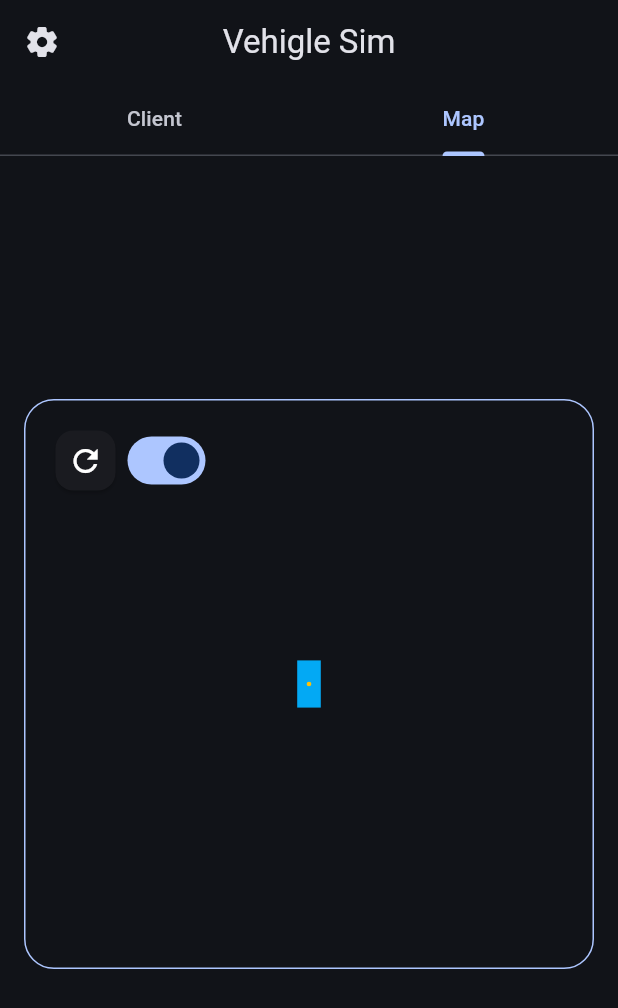
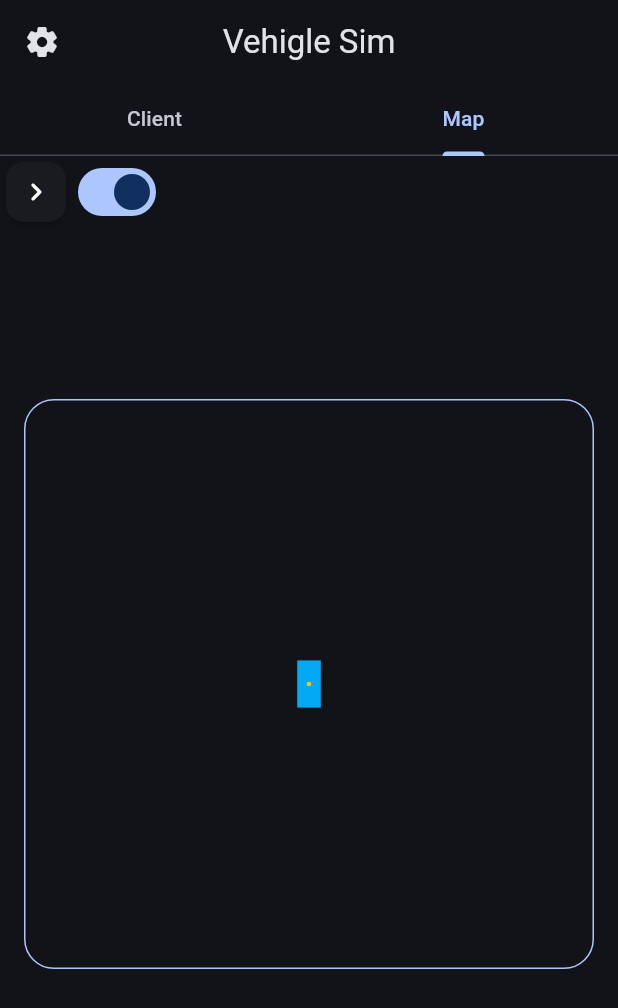
Before and after one commit to KhaledBasiony/vehigle_app, a Flutter app: the screen it shows after launch, tab 2 chosen, on a phone screen of 412 x 824 dp. Shown: the top 1008 px of the screen. Run offline on Flutter 3.47's test engine with Material 3 defaults, Android fonts, the phone set to English and light mode, and no system bars; our stand-ins replace flutter_riverpod, hive; missing offline and left inert: network_info_plus, wifi_info_plugin_plus; accounts and stored records are empty.

Commit message:
ui improvements and fixes

```diff
--- a/lib/main.dart
+++ b/lib/main.dart
@@ -1,5 +1,6 @@
 import 'package:flutter/material.dart';
 import 'package:flutter/services.dart';
+import 'package:flutter/widgets.dart';
 import 'package:flutter_riverpod/flutter_riverpod.dart';
 import 'package:mobile_car_sim/common/db.dart';
 import 'package:mobile_car_sim/common/shortcuts/actions.dart';
@@ -95,10 +96,14 @@ class MainPage extends StatelessWidget {
                   Expanded(
                     child: LayoutBuilder(
                       builder: (context, constraints) {
+                        final isVertical = constraints.maxWidth < 1000;
+                        final controlConstraints = isVertical
+                            ? BoxConstraints(maxHeight: constraints.maxHeight / 2)
+                            : BoxConstraints(maxWidth: constraints.maxWidth / 2);
                         return Flex(
-                          direction: constraints.maxWidth < 1000 ? Axis.vertical : Axis.horizontal,
-                          children: const [
-                            Expanded(
+                          direction: isVertical ? Axis.vertical : Axis.horizontal,
+                          children: [
+                            const Expanded(
                               child: TabBarView(
                                 children: [
                                   _ClientWidget(),
@@ -106,11 +111,14 @@ class MainPage extends StatelessWidget {
                                 ],
                               ),
                             ),
-                            Padding(
-                              padding: EdgeInsets.all(8.0),
-                              child: FocusScope(
-                                autofocus: true,
-                                child: ControlsCard(),
+                            ConstrainedBox(
+                              constraints: controlConstraints,
+                              child: const Padding(
+                                padding: EdgeInsets.all(8.0),
+                                child: FocusScope(
+                                  autofocus: true,
+                                  child: ControlsCard(),
+                                ),
                               ),
                             ),
                           ],
--- a/lib/pages/client/controls.dart
+++ b/lib/pages/client/controls.dart
@@ -78,6 +78,7 @@ class _ControlsCardState extends ConsumerState<ControlsCard> {
           constraints: const BoxConstraints(maxWidth: 640),
           child: Padding(
             padding: const EdgeInsets.all(8.0),
+            child: SingleChildScrollView(
               child: Column(
                 children: [
                   Padding(
@@ -112,6 +113,7 @@ class _ControlsCardState extends ConsumerState<ControlsCard> {
                   ),
                   if (Db.instance.read<bool>(useSimulator) ?? false) const _ReadingsSetter(),
                 ],
+              ),
             ),
           ),
         ),
@@ -204,7 +206,7 @@ class _MovementButtons extends StatelessWidget {
         ),
         Center(
           child: HoldDownButton(
-            callback: Actions.handler(context, const StopIntent()) ?? _fallbackCallback,
+            callback: Actions.handler(context, const MoveBackwardsIntent()) ?? _fallbackCallback,
             text: 'Backwards',
             child: const Icon(Icons.keyboard_arrow_down_rounded),
           ),
--- a/lib/pages/drawing/drawing.dart
+++ b/lib/pages/drawing/drawing.dart
@@ -9,11 +9,11 @@ import 'package:mobile_car_sim/common/provider.dart';
 import 'package:mobile_car_sim/common/widgets.dart';
 import 'package:mobile_car_sim/models/car.dart';
 
-class MapCanvas extends StatelessWidget {
+class MapCanvas extends ConsumerWidget {
   const MapCanvas({super.key});
 
   @override
-  Widget build(BuildContext context) {
+  Widget build(BuildContext context, WidgetRef ref) {
     const edgeInsets = EdgeInsets.all(16.0);
     const borderWidth = 1.0;
 
@@ -30,7 +30,9 @@ class MapCanvas extends StatelessWidget {
         MapModel.instance.scale = netCanvasSide / (CarModel.maxSensorReading * 2 + CarModel.instance.height);
 
         final borderRadius = BorderRadius.circular(20);
-        return Center(
+        return Stack(
+          children: [
+            Center(
               child: ConstrainedBox(
                 constraints: BoxConstraints(
                   maxHeight: canvasSide,
@@ -52,6 +54,9 @@ class MapCanvas extends StatelessWidget {
                   ),
                 ),
               ),
+            ),
+            _RefresherButtons(callback: () => ref.read(_nextFrameCounter.notifier).state += 1),
+          ],
         );
       },
     );
@@ -68,7 +73,6 @@ class MapDrawer extends ConsumerStatefulWidget {
 class _MapDrawerState extends ConsumerState<MapDrawer> {
   Offset? carLocation;
   double? yaw;
-  bool _autoUpdate = true;
 
   void _transfromMap(double dist, double angle) {
     if (angle < -pi || angle > pi) {
@@ -104,6 +108,11 @@ class _MapDrawerState extends ConsumerState<MapDrawer> {
 
   @override
   Widget build(BuildContext context) {
+    ref.listen(_nextFrameCounter, (previous, next) {
+      if (next != previous) {
+        setState(() {});
+      }
+    });
     ref.listen(messagesProvider, (_, next) {
       final prevReadings = jsonDecode(
         next.elementAtOrNull(max(next.length - 2, 0))?.text ?? '{}',
@@ -150,7 +159,7 @@ class _MapDrawerState extends ConsumerState<MapDrawer> {
         yaw = compassReading * pi / 180;
       }
 
-      if (_autoUpdate) {
+      if (ref.read(_autoRefreshProvider)) {
         setState(() {});
       }
     });
@@ -187,24 +196,9 @@ class _MapDrawerState extends ConsumerState<MapDrawer> {
       size: Size.infinite,
     );
 
-    return Stack(
-      children: [
-        AnimatedSwitcher(
+    return AnimatedSwitcher(
       duration: Durations.long4,
       child: ref.read(carStatesProvider) == CarStates.searching ? searchingPaint : parkingPaint,
-        ),
-        Row(
-          children: [
-            HoldDownButton(callback: () => setState(() {}), child: const Icon(Icons.refresh)),
-            Switch(
-              value: _autoUpdate,
-              onChanged: (value) => setState(() {
-                _autoUpdate = value;
-              }),
-            ),
-          ],
-        ),
-      ],
     );
   }
 }
@@ -353,10 +347,6 @@ class ParkingPainter extends CustomPainter {
     final paint = Paint();
     paint.color = Colors.lightBlue;
 
-    print(initCarCenter);
-    print(carLocation);
-    print(yaw);
-
     canvas.save();
 
     canvas.translate(initCarCenter.dx, initCarCenter.dy);
@@ -431,3 +421,29 @@ class MapPainter extends CustomPainter {
     return myShouldRepaint;
   }
 }
+
+class _RefresherButtons extends ConsumerWidget {
+  const _RefresherButtons({
+    required this.callback,
+  });
+
+  final VoidCallback callback;
+
+  @override
+  Widget build(BuildContext context, WidgetRef ref) {
+    return Row(
+      children: [
+        HoldDownButton(callback: callback, child: const Icon(Icons.navigate_next_rounded)),
+        Switch(
+          value: ref.watch(_autoRefreshProvider),
+          onChanged: (value) => ref.read(_autoRefreshProvider.notifier).state = value,
+        ),
+      ],
+    );
+  }
+}
+
+final _autoRefreshProvider = StateProvider<bool>((ref) => true);
+
+// the counter is just to indicate change
+final _nextFrameCounter = StateProvider<int>((ref) => 0);
```
Lines whose indentation alone changed are shown as unchanged.
